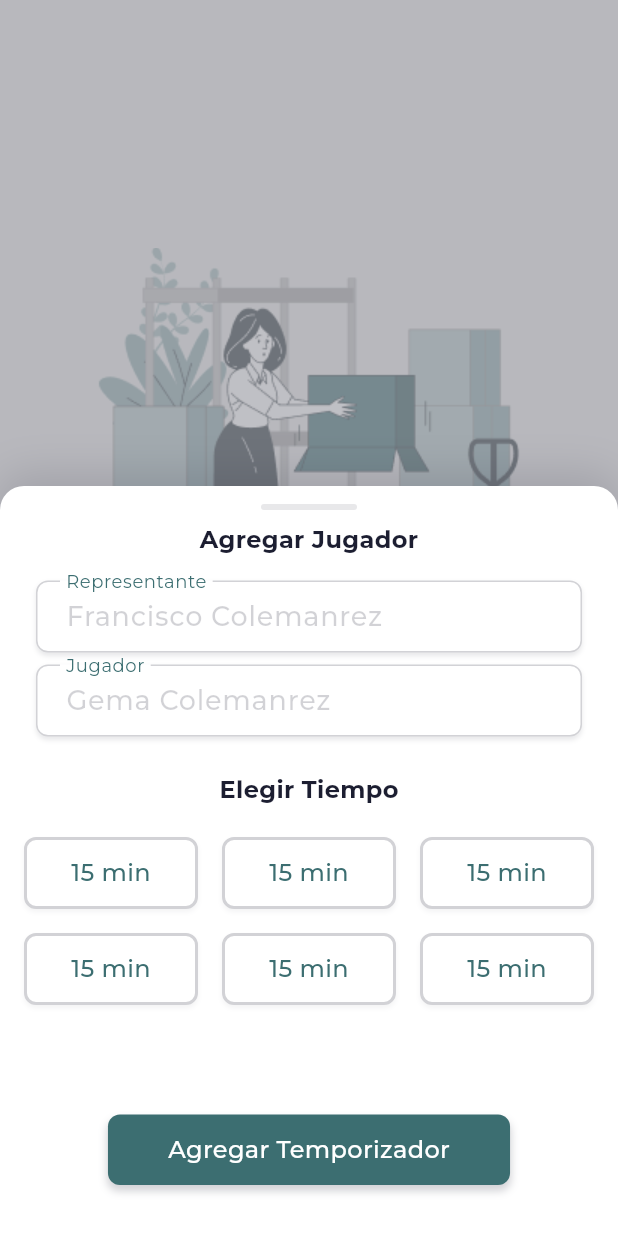
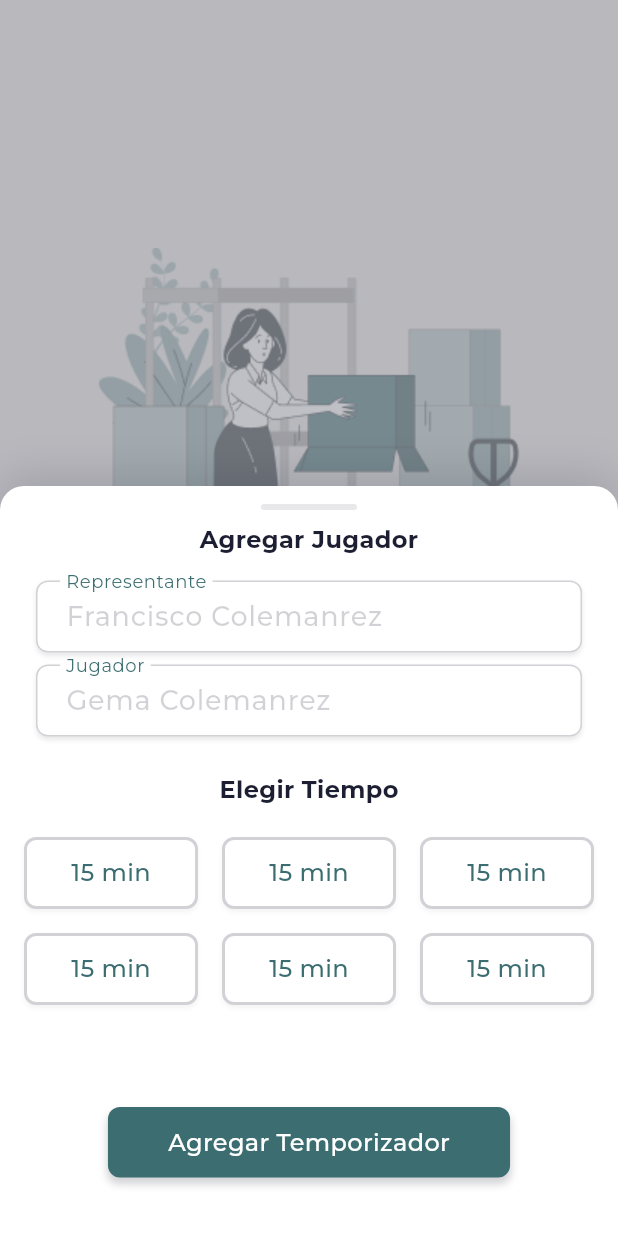
Before and after one commit to jisusDev/play_safe_application, a Flutter app: the screen it shows after launch, after a tap on the "alarm add" icon, on a phone screen of 412 x 824 dp. Run offline on Flutter 3.47's test engine with Material 3 defaults, Android fonts, the phone set to English and light mode, and no system bars; our stand-ins replace flutter_riverpod, percent_indicator; project files that could hold a hidden picture were left out.

Commit message:
ajust hight button

```diff
--- a/lib/screens/bottom_sheet_add_player_element.dart
+++ b/lib/screens/bottom_sheet_add_player_element.dart
@@ -25,7 +25,7 @@ class BottomSheetAddPlayerElement extends StatelessWidget {
         const SizedBox(height: 24),
         _titleSection('Elegir Tiempo'),
         const _ButtonsTime(),
-        const SizedBox(height: 21),
+        const SizedBox(height: 16),
         const Padding(
           padding: EdgeInsets.symmetric(vertical: 32),
           child: PsButton(
```
